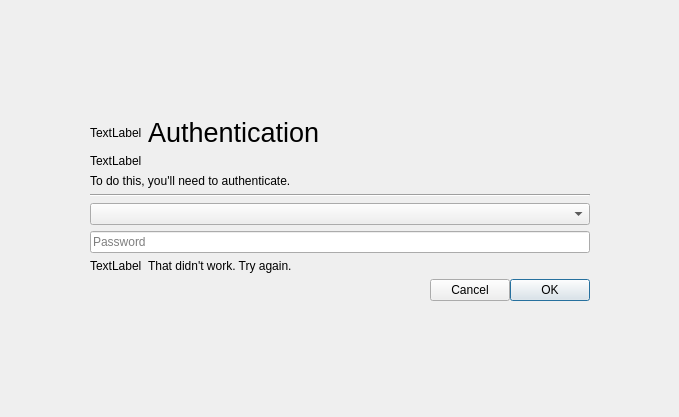
Before: the Qt Designer form polkitagent/authenticate.ui in vicr123/theshell, drawn with Qt 5.
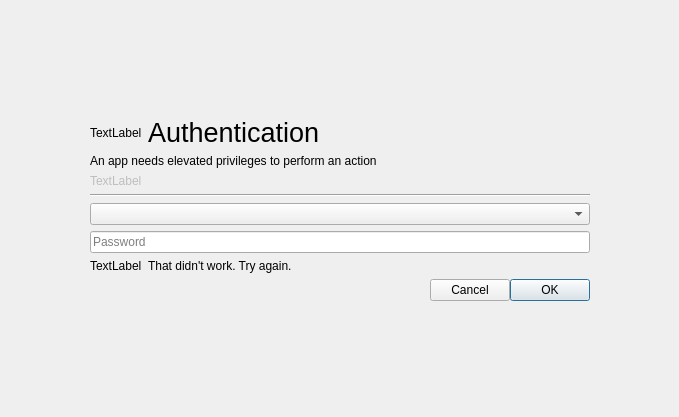
After: the same form once the commit is applied. Icons and pictures are not drawn.

```diff
--- a/polkitagent/authenticate.ui
+++ b/polkitagent/authenticate.ui
@@ -139,16 +139,19 @@
        </layout>
       </item>
       <item>
-       <widget class="QLabel" name="message">
+       <widget class="QLabel" name="label_2">
         <property name="text">
-         <string>TextLabel</string>
+         <string>An app needs elevated privileges to perform an action</string>
         </property>
        </widget>
       </item>
       <item>
-       <widget class="QLabel" name="label_2">
+       <widget class="QLabel" name="message">
+        <property name="enabled">
+         <bool>false</bool>
+        </property>
         <property name="text">
-         <string>To do this, you'll need to authenticate.</string>
+         <string>TextLabel</string>
         </property>
        </widget>
       </item>
```
